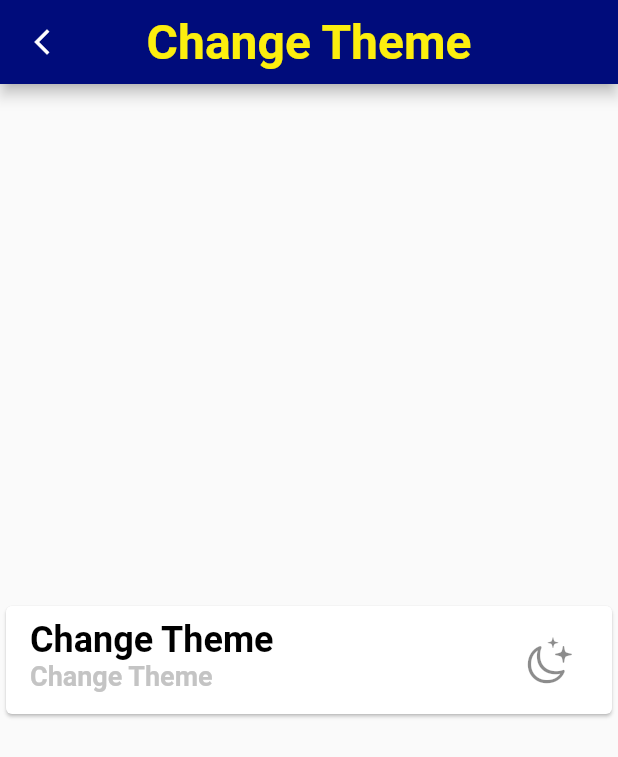
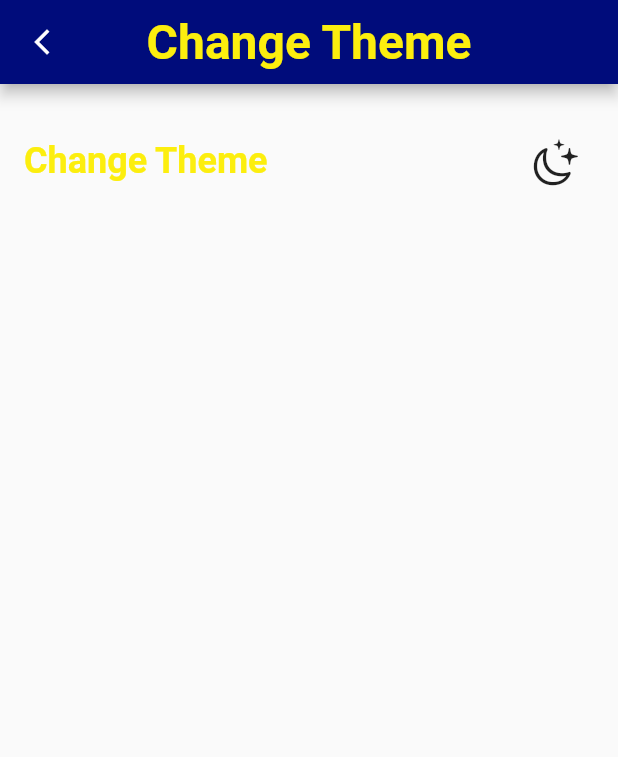
Before and after one commit to IbrahimAlShawaf/project_getx, a Flutter app: the MySetting screen opened by its route, on a phone screen of 412 x 824 dp. Shown: the top 757 px of the screen. Run offline on Flutter 3.47's test engine with Material 2 defaults, Android fonts, the phone set to English and light mode, and no system bars; our stand-ins replace get, get_storage, shared_preferences; accounts and stored records are empty.

Commit message:
create change language

```diff
--- /dev/null
+++ b/lib/controller/local_controller.dart
@@ -0,0 +1,15 @@
+import 'package:flutter/material.dart';
+import 'package:get/get.dart';
+import 'package:project_getx/main.dart';
+import 'package:shared_preferences/shared_preferences.dart';
+
+class MylocalController extends GetxController {
+  Locale initialLang =
+      sharedpref.getString("lang") == null ? Get.deviceLocale! :  Locale(sharedpref.getString("lang")!);
+
+  void changeLang(String codeLang) {
+    Locale locale = Locale(codeLang);
+    sharedpref.setString("lang", codeLang);
+    Get.updateLocale(locale);
+  }
+}
--- a/lib/views/home_page.dart
+++ b/lib/views/home_page.dart
@@ -19,7 +19,7 @@ class MyHomePage extends StatelessWidget {
         // elevation: 0.0,
         centerTitle: true,
         title: TextWidget(
-            text: 'Home Page',
+            text: '1'.tr,
             color: AppColor.textColor,
             size: 32,
             fontWeight: FontWeight.bold,
@@ -41,7 +41,7 @@ class MyHomePage extends StatelessWidget {
           mainAxisAlignment: MainAxisAlignment.center,
           children: [
             TextWidget(
-              text: 'My Home page',
+              text: '10'.tr,
               size: 32.0,
               color: AppColor.prColor,
               fontWeight: FontWeight.bold,
--- /dev/null
+++ b/lib/views/languages/ar.dart
@@ -0,0 +1,13 @@
+const Map<String, String> ar = {
+  '1': 'الصفحة الرئيسية',
+  '2': 'تغيير لغة التطبيق',
+  '3': 'عربي',
+  '4': 'إنجليزي',
+  '5': 'الصفحة الرئيسية',
+  '6': 'بروفايلي',
+  '7': 'الوضع الليلي',
+  '8': 'إعدادات اللغة',
+  '9': 'خروج',
+  '10': 'صفحتي الشخصية',
+  '11': 'تغيير الوضع'
+};
--- /dev/null
+++ b/lib/views/languages/en.dart
@@ -0,0 +1,13 @@
+const Map<String, String> en = {
+'1':'Home Page',
+'2':'Change Language',
+'3' : 'Arabic',
+'4' : 'English',
+'5' : 'Home',
+'6' : 'Profile',
+'7' : 'Theme Setting',
+'8' : 'Language Setting',
+'9' : 'Log Out',
+'10' : 'My Home Page',
+'11' : 'Change Theme'
+};
--- /dev/null
+++ b/lib/views/languages/translations.dart
@@ -0,0 +1,12 @@
+import 'package:get/get.dart';
+
+import 'ar.dart';
+import 'en.dart';
+
+class Translation implements Translations {
+@override
+Map<String, Map<String, String>> get keys => {
+'ar': ar,
+'en': en,
+};
+}
--- a/lib/views/theme/settingtheme.dart
+++ b/lib/views/theme/settingtheme.dart
@@ -18,7 +18,7 @@ class MySetting extends StatelessWidget {
         // elevation: 0.0,
         centerTitle: true,
         title: TextWidget(
-            text: 'Change Theme',
+            text: '11'.tr,
             color: AppColor.textColor,
             size: 32,
             fontWeight: FontWeight.bold,
@@ -33,30 +33,33 @@ class MySetting extends StatelessWidget {
           ),
         ),
       ),
-      body: Center(
-        child: Card(
-          child: ListTile(
-            title: TextWidget(
-                text: 'Change Theme',
-                color: AppColor.titleColor,
+      body: Column(
+        children: [
+          const SizedBox(
+            height: 10,
+          ),
+          Padding(
+            padding: const EdgeInsets.all(16.0),
+            child: Row(
+              mainAxisAlignment: MainAxisAlignment.spaceBetween,
+              children: [
+                TextWidget(
+                    text: '11'.tr,
+                    color: AppColor.textColor,
                     size: 24,
                     fontWeight: FontWeight.bold,
                     textalign: TextAlign.center),
-            subtitle: TextWidget(
-                text: 'Change Theme',
-                color: AppColor.subtitleColor,
-                size: 18,
-                fontWeight: FontWeight.bold,
-                textalign: TextAlign.center),
-            trailing: IconButton(
+                IconButton(
                   onPressed: () {
                     ThemeService().changeTheme();
                   },
                   icon: Icon(moonIcon),
                   iconSize: 35,
                 ),
+              ],
             ),
           ),
+        ],
       ),
     );
   }
--- a/lib/views/theme/themeservice.dart
+++ b/lib/views/theme/themeservice.dart
@@ -13,7 +13,8 @@ class ThemeService {
 
   final darkTheme = ThemeData.dark().copyWith(
     primaryColor: Colors.blue,
-    appBarTheme:  const AppBarTheme(),
+    //textTheme: TextTheme(labelLarge: TextStyle(color: Colors.white)),
+    appBarTheme: const AppBarTheme(),
     dividerColor: Colors.white54,
   );
 
@@ -37,7 +38,4 @@ class ThemeService {
 
     saveThemeData(!isSavedDarkMode());
   }
-
-
-
 }
--- a/pubspec.yaml
+++ b/pubspec.yaml
@@ -37,6 +37,7 @@ dependencies:
   cupertino_icons: ^1.0.2
   get: ^4.6.5
   get_storage: ^2.0.3
+  shared_preferences: ^2.0.18
 
 dev_dependencies:
   flutter_test:
```
Also changed, not shown: lib/main.dart (+11 -0 lines), lib/views/languages/mylanguage.dart (added, +76 -0 lines), lib/views/mydrawer_page.dart (+34 -5 lines), pubspec.lock, 1 other file. Lines whose indentation alone changed are shown as unchanged.
